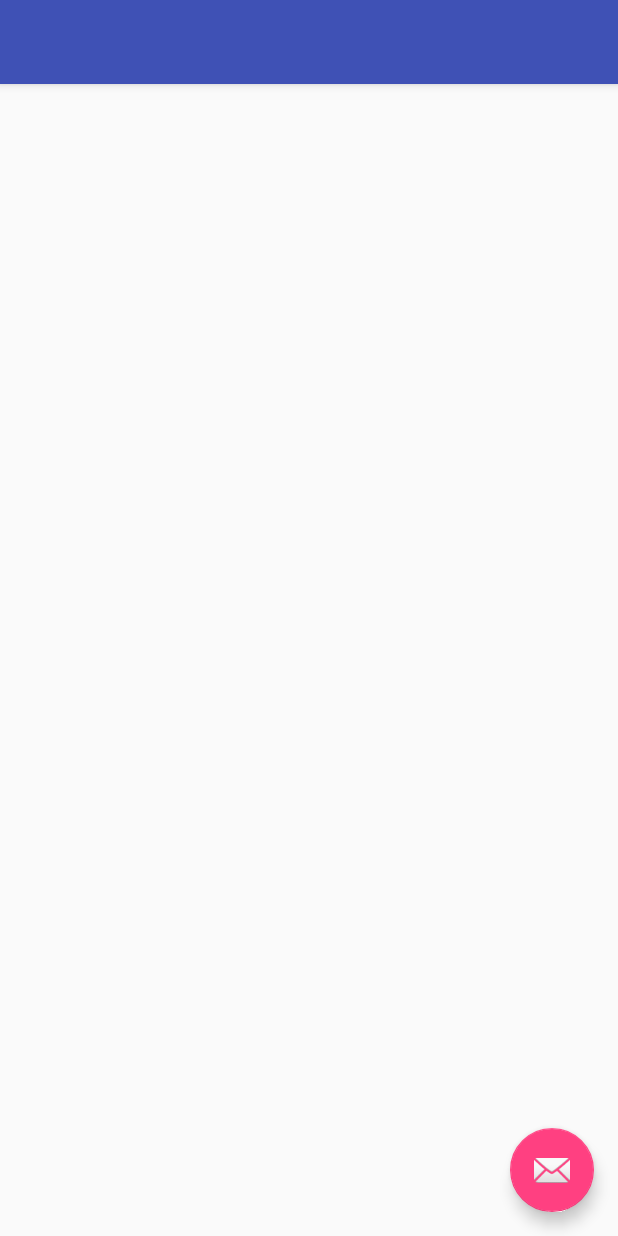
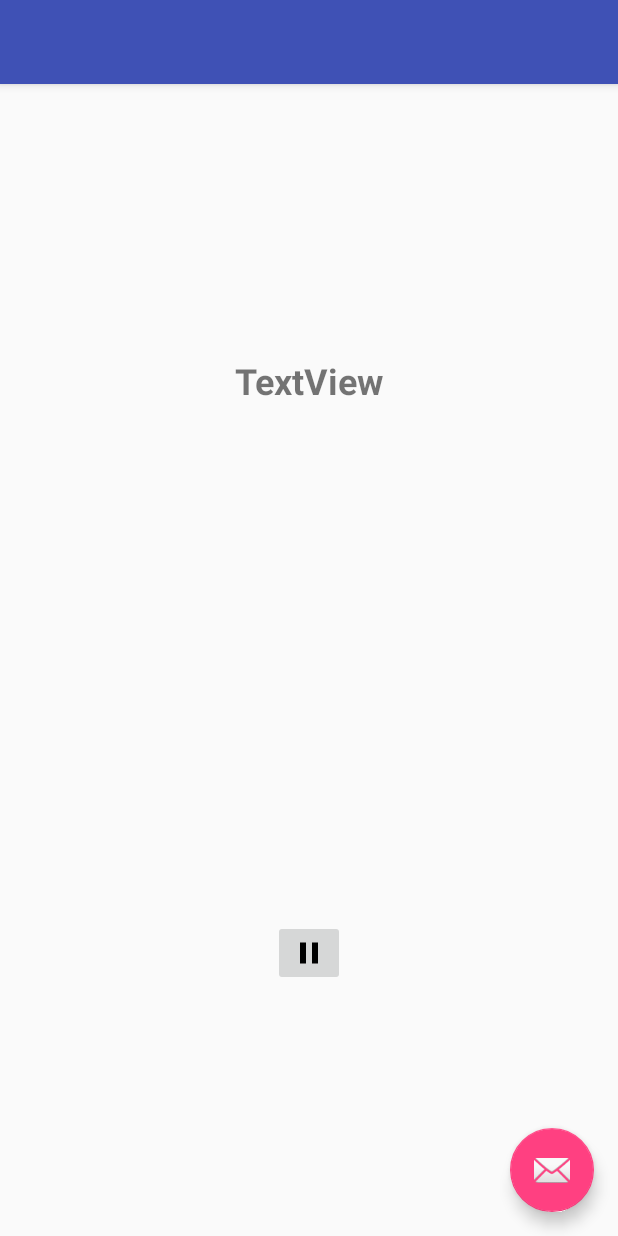
Before and after one commit to CarolineXWL89/MusicLyricsPlayer, an Android app: the screen it shows after launch (MainLyricsActivity), on a phone screen of 412 x 824 dp. Run offline under Robolectric (Android 15) with nearby library versions, the phone set to English and light mode, and no system bars; libraries missing offline, so code that uses them is left out: com.spotify.sdk; 4 statements that could not run were skipped.

Commit message:
you can pause the potatoes. But you won't, they're fluffy and should not be stopped.

```diff
--- a/app/src/main/java/com/example/caroline/musiclyricsplayer/MainLyricsActivity.java
+++ b/app/src/main/java/com/example/caroline/musiclyricsplayer/MainLyricsActivity.java
@@ -9,6 +9,9 @@ import android.support.v7.app.AppCompatActivity;
 import android.support.v7.widget.Toolbar;
 import android.util.Log;
 import android.view.View;
+import android.widget.Button;
+import android.widget.ImageButton;
+import android.widget.TextView;
 
 import com.spotify.sdk.android.authentication.AuthenticationClient;
 import com.spotify.sdk.android.authentication.AuthenticationRequest;
@@ -24,6 +27,8 @@ import com.spotify.sdk.android.player.SpotifyPlayer;
 public class MainLyricsActivity extends Activity implements SpotifyPlayer.NotificationCallback, ConnectionStateCallback
 
     {
+        private ImageButton pauseButton;
+        private TextView songNameView;
 
 
         // TODO: Replace with your client ID
@@ -34,6 +39,7 @@ public class MainLyricsActivity extends Activity implements SpotifyPlayer.Notifi
 
 
         private Player mPlayer;
+        private boolean paused = false;
         private String uri, url;
 
         @Override
@@ -49,10 +55,16 @@ public class MainLyricsActivity extends Activity implements SpotifyPlayer.Notifi
             Intent i = getIntent();
             uri = i.getStringExtra("URI");
             url = i.getStringExtra("URL");
+            wireWidgets();
 
         }
 
-    protected void onActivityResult(int requestCode, int resultCode, Intent intent) {
+        private void wireWidgets() {
+            pauseButton = (ImageButton) findViewById(R.id.button_pause);
+            songNameView = (TextView) findViewById(R.id.song_name_view);
+        }
+
+        protected void onActivityResult(int requestCode, int resultCode, Intent intent) {
         super.onActivityResult(requestCode, resultCode, intent);
 
         // Check if result comes from the correct activity
@@ -104,6 +116,20 @@ public class MainLyricsActivity extends Activity implements SpotifyPlayer.Notifi
         mPlayer.playUri(null, "spotify:track:"+uri, 0, 0);
     }
 
+    public void pause(View view){
+        if(!paused){
+            mPlayer.pause(null);
+            paused = true;
+            pauseButton.setImageResource(R.drawable.ic_play_arrow_black_24dp);
+        }
+        else{
+            mPlayer.resume(null);
+            paused = false;
+            pauseButton.setImageResource(R.drawable.ic_pause_black_24dp);
+
+        }
+    }
+
     @Override
     public void onLoggedOut() {
         Log.d("MainLyricsActivity", "User logged out");
--- /dev/null
+++ b/app/src/main/res/drawable/ic_pause_black_24dp.xml
@@ -0,0 +1,9 @@
+<vector xmlns:android="http://schemas.android.com/apk/res/android"
+        android:width="24dp"
+        android:height="24dp"
+        android:viewportWidth="24.0"
+        android:viewportHeight="24.0">
+    <path
+        android:fillColor="#FF000000"
+        android:pathData="M6,19h4L10,5L6,5v14zM14,5v14h4L18,5h-4z"/>
+</vector>
--- /dev/null
+++ b/app/src/main/res/drawable/ic_play_arrow_black_24dp.xml
@@ -0,0 +1,9 @@
+<vector xmlns:android="http://schemas.android.com/apk/res/android"
+        android:width="24dp"
+        android:height="24dp"
+        android:viewportWidth="24.0"
+        android:viewportHeight="24.0">
+    <path
+        android:fillColor="#FF000000"
+        android:pathData="M8,5v14l11,-7z"/>
+</vector>
--- a/app/src/main/res/layout/content_main_lyrics.xml
+++ b/app/src/main/res/layout/content_main_lyrics.xml
@@ -5,7 +5,41 @@
     android:layout_width="match_parent"
     android:layout_height="match_parent"
     app:layout_behavior="@string/appbar_scrolling_view_behavior"
-    tools:context="com.example.caroline.musiclyricsplayer.MainLyricsActivity">
+    tools:context="com.example.caroline.musiclyricsplayer.MainLyricsActivity"><![CDATA[
     tools:showIn="@layout/activity_main_lyrics">
 
+    ]]>
+
+    <ImageButton
+        android:id="@+id/button_pause"
+        android:layout_width="wrap_content"
+        android:layout_height="wrap_content"
+        android:layout_marginBottom="8dp"
+        android:layout_marginEnd="8dp"
+        android:layout_marginStart="8dp"
+        android:layout_marginTop="8dp"
+        android:onClick="pause"
+        android:src="@drawable/ic_pause_black_24dp"
+        app:layout_constraintBottom_toBottomOf="parent"
+        app:layout_constraintEnd_toEndOf="parent"
+        app:layout_constraintStart_toStartOf="parent"
+        app:layout_constraintTop_toTopOf="parent"
+        app:layout_constraintVertical_bias="0.776" />
+
+    <TextView
+        android:id="@+id/song_name_view"
+        android:layout_width="wrap_content"
+        android:layout_height="wrap_content"
+        android:layout_marginBottom="8dp"
+        android:layout_marginEnd="8dp"
+        android:layout_marginStart="8dp"
+        android:layout_marginTop="8dp"
+        android:text="TextView"
+        android:textSize="24sp"
+        android:textStyle="bold"
+        app:layout_constraintBottom_toBottomOf="parent"
+        app:layout_constraintEnd_toEndOf="parent"
+        app:layout_constraintStart_toStartOf="parent"
+        app:layout_constraintTop_toTopOf="parent"
+        app:layout_constraintVertical_bias="0.241" />
 </android.support.constraint.ConstraintLayout>
```
